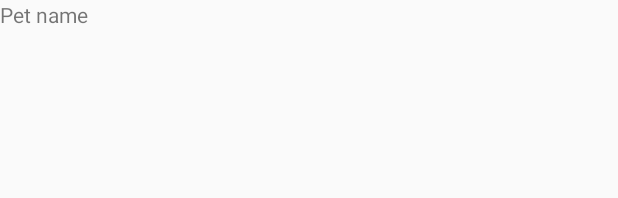
After one commit to soymanucho/desafioTecnicoFluxIT, an Android app: the layout layout_activity_pet_detail.xml on its own in the app's theme, with its tools: preview values and no code run, on a phone screen of 412 x 824 dp. The commit adds this screen. Shown: the top 198 px of the screen. Run offline under Robolectric (Android 15) with nearby library versions, the phone set to English and light mode, and no system bars.

Commit message:
Conexión con la Actividad de DetallePet

```diff
--- a/app/build.gradle
+++ b/app/build.gradle
@@ -31,6 +31,4 @@ dependencies {
     compile 'com.android.support:design:26.1.0'
 
 
-
-
 }
--- a/app/src/main/AndroidManifest.xml
+++ b/app/src/main/AndroidManifest.xml
@@ -2,7 +2,7 @@
 <manifest xmlns:android="http://schemas.android.com/apk/res/android"
     package="com.example.juanmanuelalvarez.desafiofluxit">
 
-    <uses-permission android:name="android.permission.INTERNET"/>
+    <uses-permission android:name="android.permission.INTERNET" />
 
     <application
         android:allowBackup="true"
@@ -11,7 +11,6 @@
         android:roundIcon="@mipmap/fluxit_logo"
         android:supportsRtl="true"
         android:theme="@style/AppTheme">
-
         <activity android:name=".view.MainActivity">
             <intent-filter>
                 <action android:name="android.intent.action.MAIN" />
@@ -19,6 +18,7 @@
                 <category android:name="android.intent.category.LAUNCHER" />
             </intent-filter>
         </activity>
+        <activity android:name=".view.PetDetailActivity"></activity>
     </application>
 
 </manifest>
--- a/app/src/main/java/com/example/juanmanuelalvarez/desafiofluxit/model/pojo/Pet.java
+++ b/app/src/main/java/com/example/juanmanuelalvarez/desafiofluxit/model/pojo/Pet.java
@@ -1,12 +1,13 @@
 package com.example.juanmanuelalvarez.desafiofluxit.model.pojo;
 
+import java.io.Serializable;
 import java.util.List;
 
 /**
  * Created by Juan Manuel Alvarez on 23/12/2017.
  */
 
-public class Pet {
+public class Pet implements Serializable {
 
     private String id;
 
--- a/app/src/main/java/com/example/juanmanuelalvarez/desafiofluxit/utils/RetrofitAdapter.java
+++ b/app/src/main/java/com/example/juanmanuelalvarez/desafiofluxit/utils/RetrofitAdapter.java
@@ -19,7 +19,7 @@ public class RetrofitAdapter {
     public Retrofit getAdapter(){
 
         retrofit = new Retrofit.Builder()
-                .baseUrl("http://petstore.swagger.io/v2")
+                .baseUrl("http://petstore.swagger.io/v2/")
                 .addConverterFactory(GsonConverterFactory.create())
                 .build();
         return retrofit;
--- a/app/src/main/java/com/example/juanmanuelalvarez/desafiofluxit/utils/RetrofitService.java
+++ b/app/src/main/java/com/example/juanmanuelalvarez/desafiofluxit/utils/RetrofitService.java
@@ -14,7 +14,7 @@ import retrofit2.http.GET;
 
 public interface RetrofitService {
 
-    @GET("/pet/findByStatus?status=available")
+    @GET("pet/findByStatus?status=available")
     Call<List<Pet>> getPets();
 
 }
--- a/app/src/main/java/com/example/juanmanuelalvarez/desafiofluxit/view/MainActivity.java
+++ b/app/src/main/java/com/example/juanmanuelalvarez/desafiofluxit/view/MainActivity.java
@@ -12,6 +12,7 @@ import android.widget.Toast;
 import com.example.juanmanuelalvarez.desafiofluxit.R;
 import com.example.juanmanuelalvarez.desafiofluxit.controller.Controller;
 import com.example.juanmanuelalvarez.desafiofluxit.model.pojo.Pet;
+import com.example.juanmanuelalvarez.desafiofluxit.utils.ListenerListView;
 import com.example.juanmanuelalvarez.desafiofluxit.utils.ResultListener;
 import com.example.juanmanuelalvarez.desafiofluxit.view.AdapterPetsListViewHome;
 
@@ -51,6 +52,9 @@ public class MainActivity extends AppCompatActivity {
         adapterListView = new AdapterPetsListViewHome(this,petsList);
         listViewPetsHome.setAdapter(adapterListView);
 
+        ListenerListView listener = new ListenerListView();
+        listViewPetsHome.setOnItemClickListener(listener);
+
 
 
 
--- /dev/null
+++ b/app/src/main/res/layout/layout_activity_pet_detail.xml
@@ -0,0 +1,22 @@
+<?xml version="1.0" encoding="utf-8"?>
+<LinearLayout xmlns:android="http://schemas.android.com/apk/res/android"
+    android:layout_width="match_parent"
+    android:layout_height="match_parent"
+    android:orientation="vertical"
+    >
+
+    <ScrollView
+        android:layout_width="match_parent"
+        android:layout_height="match_parent">
+
+        <TextView
+            android:layout_width="match_parent"
+            android:layout_height="wrap_content"
+            android:text="Pet name"
+            android:id="@+id/txt_view_pet_name_detail"
+            />
+
+
+    </ScrollView>
+
+</LinearLayout>
```
Also changed, not shown: app/src/main/java/com/example/juanmanuelalvarez/desafiofluxit/utils/ListenerListView.java (added, +35 -0 lines), app/src/main/java/com/example/juanmanuelalvarez/desafiofluxit/view/PetDetailActivity.java (added, +35 -0 lines).
